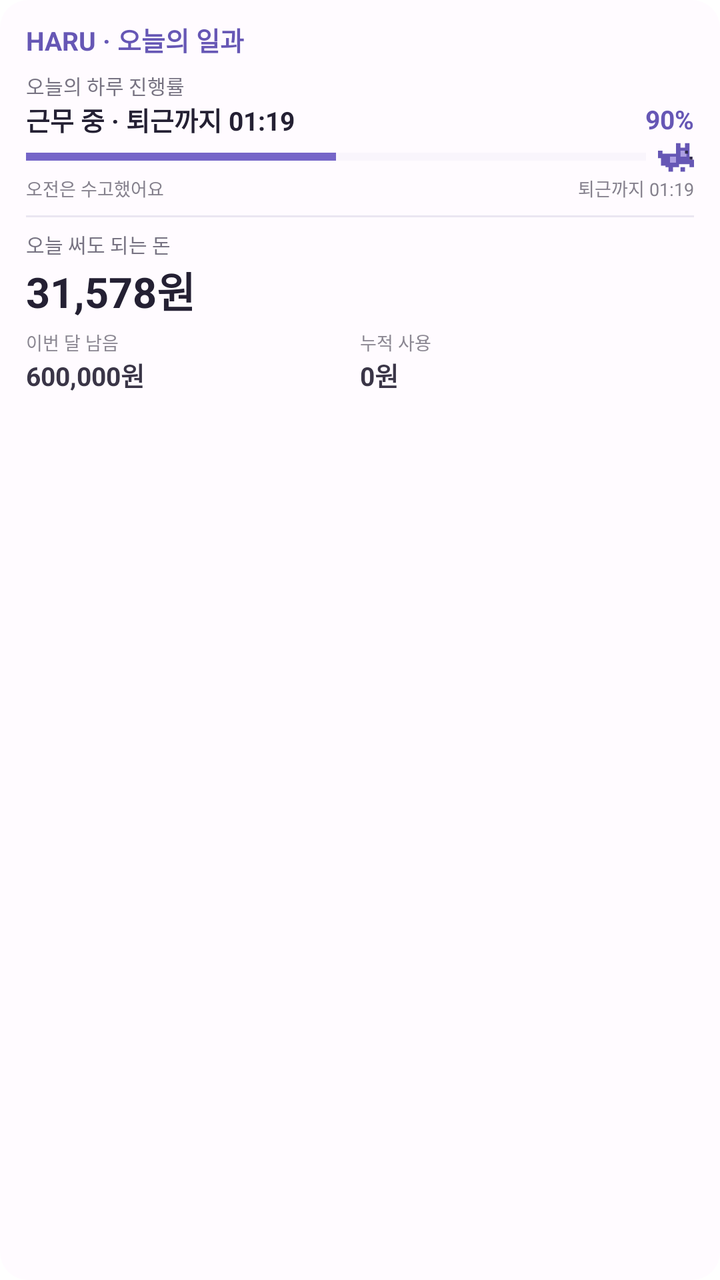
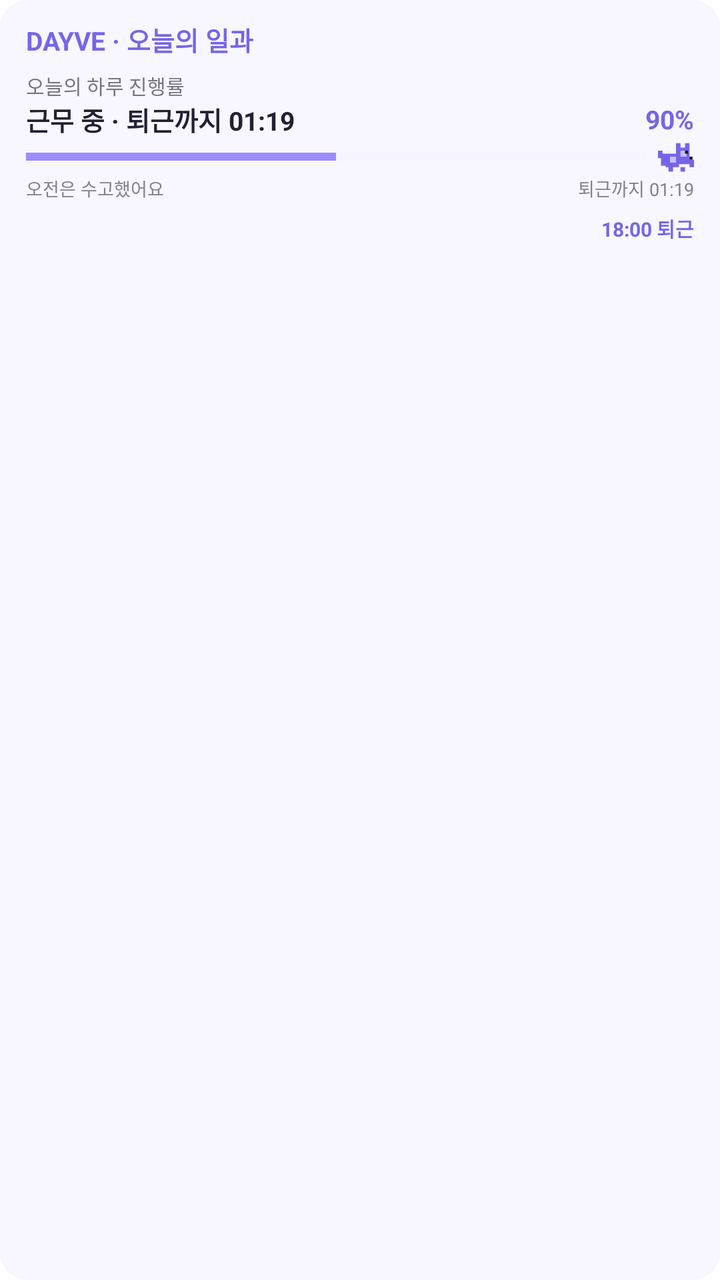

Compare the two renders of this Android layout. The source of the first and the diff that turns it into the second are given below.
<!-- AndroidManifest.xml: fallback theme Theme.MaterialComponents.DayNight.NoActionBar -->
<!-- res/layout/haru_notification_expanded.xml -->
<?xml version="1.0" encoding="utf-8"?>
<LinearLayout xmlns:android="http://schemas.android.com/apk/res/android"
    android:layout_width="match_parent"
    android:layout_height="wrap_content"
    android:background="@drawable/haru_notification_background"
    android:orientation="vertical"
    android:paddingStart="13dp"
    android:paddingTop="10dp"
    android:paddingEnd="13dp"
    android:paddingBottom="10dp">

    <TextView
        android:layout_width="match_parent"
        android:layout_height="wrap_content"
        android:text="HARU · 오늘의 일과"
        android:textColor="#6657B5"
        android:textSize="13sp"
        android:textStyle="bold" />

    <TextView
        android:layout_width="match_parent"
        android:layout_height="wrap_content"
        android:layout_marginTop="6dp"
        android:text="오늘의 하루 진행률"
        android:textColor="#777382"
        android:textSize="10sp" />

    <LinearLayout
        android:layout_width="match_parent"
        android:layout_height="wrap_content"
        android:gravity="center_vertical"
        android:orientation="horizontal">

        <TextView
            android:id="@+id/notification_expanded_state"
            android:layout_width="0dp"
            android:layout_height="wrap_content"
            android:layout_weight="1"
            android:ellipsize="end"
            android:maxLines="1"
            android:text="근무 중 · 퇴근까지 01:19"
            android:textColor="#242033"
            android:textSize="13sp"
            android:textStyle="bold" />

        <TextView
            android:id="@+id/notification_expanded_percent"
            android:layout_width="wrap_content"
            android:layout_height="wrap_content"
            android:text="90%"
            android:textColor="#6657B5"
            android:textSize="13sp"
            android:textStyle="bold" />
    </LinearLayout>

    <LinearLayout
        android:layout_width="match_parent"
        android:layout_height="18dp"
        android:gravity="center_vertical"
        android:orientation="horizontal">

        <ProgressBar
            android:id="@+id/notification_expanded_progress"
            style="?android:attr/progressBarStyleHorizontal"
            android:layout_width="0dp"
            android:layout_height="6dp"
            android:layout_weight="1"
            android:indeterminate="false"
            android:max="100"
            android:progress="50"
            android:progressBackgroundTint="#E8E3F4"
            android:progressTint="#7565C8" />

        <ImageView
            android:layout_width="18dp"
            android:layout_height="18dp"
            android:layout_marginStart="6dp"
            android:contentDescription="진행 위치"
            android:src="@drawable/haru_pixel_cat" />
    </LinearLayout>

    <LinearLayout
        android:layout_width="match_parent"
        android:layout_height="wrap_content"
        android:orientation="horizontal">

        <TextView
            android:id="@+id/notification_expanded_leading"
            android:layout_width="0dp"
            android:layout_height="wrap_content"
            android:layout_weight="1"
            android:ellipsize="end"
            android:maxLines="1"
            android:text="오전은 수고했어요"
            android:textColor="#85818D"
            android:textSize="9sp" />

        <TextView
            android:id="@+id/notification_expanded_trailing"
            android:layout_width="wrap_content"
            android:layout_height="wrap_content"
            android:ellipsize="end"
            android:maxLines="1"
            android:text="퇴근까지 01:19"
            android:textColor="#85818D"
            android:textSize="9sp" />
    </LinearLayout>

    <LinearLayout
        android:id="@+id/notification_money_section"
        android:layout_width="match_parent"
        android:layout_height="wrap_content"
        android:layout_marginTop="7dp"
        android:orientation="vertical">

        <TextView
            android:layout_width="match_parent"
            android:layout_height="1dp"
            android:background="#EAE6F1" />

        <TextView
            android:layout_width="match_parent"
            android:layout_height="wrap_content"
            android:layout_marginTop="6dp"
            android:text="오늘 써도 되는 돈"
            android:textColor="#777382"
            android:textSize="10sp" />

        <TextView
            android:id="@+id/notification_today_spendable"
            android:layout_width="match_parent"
            android:layout_height="wrap_content"
            android:text="31,578원"
            android:textColor="#242033"
            android:textSize="21sp"
            android:textStyle="bold" />

        <LinearLayout
            android:layout_width="match_parent"
            android:layout_height="wrap_content"
            android:layout_marginTop="4dp"
            android:orientation="horizontal">

            <LinearLayout
                android:layout_width="0dp"
                android:layout_height="wrap_content"
                android:layout_weight="1"
                android:orientation="vertical">

                <TextView
                    android:layout_width="wrap_content"
                    android:layout_height="wrap_content"
                    android:text="이번 달 남음"
                    android:textColor="#8B8792"
                    android:textSize="9sp" />

                <TextView
                    android:id="@+id/notification_monthly_remaining"
                    android:layout_width="wrap_content"
                    android:layout_height="wrap_content"
                    android:text="600,000원"
                    android:textColor="#3A3547"
                    android:textSize="13sp"
                    android:textStyle="bold" />
            </LinearLayout>

            <LinearLayout
                android:layout_width="0dp"
                android:layout_height="wrap_content"
                android:layout_weight="1"
                android:orientation="vertical">

                <TextView
                    android:layout_width="wrap_content"
                    android:layout_height="wrap_content"
                    android:text="누적 사용"
                    android:textColor="#8B8792"
                    android:textSize="9sp" />

                <TextView
                    android:id="@+id/notification_monthly_spent"
                    android:layout_width="wrap_content"
                    android:layout_height="wrap_content"
                    android:text="0원"
                    android:textColor="#3A3547"
                    android:textSize="13sp"
                    android:textStyle="bold" />
            </LinearLayout>
        </LinearLayout>
    </LinearLayout>
</LinearLayout>
<!-- resources referenced by this layout -->
<resources>
  <!-- drawable haru_notification_background (drawable) -->
  <?xml version="1.0" encoding="utf-8"?>
  <shape xmlns:android="http://schemas.android.com/apk/res/android"
      android:shape="rectangle">
      <solid android:color="#FFFBFF" />
      <corners android:radius="14dp" />
  </shape>
  <!-- drawable haru_pixel_cat (drawable) -->
  <?xml version="1.0" encoding="utf-8"?>
  <vector xmlns:android="http://schemas.android.com/apk/res/android"
      android:width="20dp"
      android:height="20dp"
      android:viewportWidth="24"
      android:viewportHeight="24">
      <path
          android:fillColor="#6657B5"
          android:pathData="M2,10h3v8H2z M0,8h3v5H0z M5,10h9v9H5z M12,6h9v11H12z M12,3h3v5H12z M18,3h3v5H18z M21,14h3v5H21z M7,19h3v3H7z M15,19h3v3H15z" />
      <path
          android:fillColor="#AD9FE2"
          android:pathData="M8,12h4v4H8z M15,8h4v4H15z" />
      <path
          android:fillColor="#302A4C"
          android:pathData="M18,8h2v2H18z M21,12h2v2H21z" />
  </vector>
</resources>

<!-- the commit's change to res/layout/haru_notification_expanded.xml (unified diff, before → after) -->
@@ -12,8 +12,8 @@
     <TextView
         android:layout_width="match_parent"
         android:layout_height="wrap_content"
-        android:text="HARU · 오늘의 일과"
-        android:textColor="#6657B5"
+        android:text="DAYVE · 오늘의 일과"
+        android:textColor="#7566E8"
         android:textSize="13sp"
         android:textStyle="bold" />
 
@@ -48,7 +48,7 @@
             android:layout_width="wrap_content"
             android:layout_height="wrap_content"
             android:text="90%"
-            android:textColor="#6657B5"
+            android:textColor="#7566E8"
             android:textSize="13sp"
             android:textStyle="bold" />
     </LinearLayout>
@@ -68,8 +68,8 @@
             android:indeterminate="false"
             android:max="100"
             android:progress="50"
-            android:progressBackgroundTint="#E8E3F4"
-            android:progressTint="#7565C8" />
+            android:progressBackgroundTint="#EAE6FA"
+            android:progressTint="#9C8CFF" />
 
         <ImageView
             android:layout_width="18dp"
@@ -106,86 +106,14 @@
             android:textSize="9sp" />
     </LinearLayout>
 
-    <LinearLayout
-        android:id="@+id/notification_money_section"
+    <TextView
+        android:id="@+id/notification_expanded_end"
         android:layout_width="match_parent"
         android:layout_height="wrap_content"
-        android:layout_marginTop="7dp"
-        android:orientation="vertical">
-
-        <TextView
-            android:layout_width="match_parent"
-            android:layout_height="1dp"
-            android:background="#EAE6F1" />
-
-        <TextView
-            android:layout_width="match_parent"
-            android:layout_height="wrap_content"
-            android:layout_marginTop="6dp"
-            android:text="오늘 써도 되는 돈"
-            android:textColor="#777382"
-            android:textSize="10sp" />
-
-        <TextView
-            android:id="@+id/notification_today_spendable"
-            android:layout_width="match_parent"
-            android:layout_height="wrap_content"
-            android:text="31,578원"
-            android:textColor="#242033"
-            android:textSize="21sp"
-            android:textStyle="bold" />
-
-        <LinearLayout
-            android:layout_width="match_parent"
-            android:layout_height="wrap_content"
-            android:layout_marginTop="4dp"
-            android:orientation="horizontal">
-
-            <LinearLayout
-                android:layout_width="0dp"
-                android:layout_height="wrap_content"
-                android:layout_weight="1"
-                android:orientation="vertical">
-
-                <TextView
-                    android:layout_width="wrap_content"
-                    android:layout_height="wrap_content"
-                    android:text="이번 달 남음"
-                    android:textColor="#8B8792"
-                    android:textSize="9sp" />
-
-                <TextView
-                    android:id="@+id/notification_monthly_remaining"
-                    android:layout_width="wrap_content"
-                    android:layout_height="wrap_content"
-                    android:text="600,000원"
-                    android:textColor="#3A3547"
-                    android:textSize="13sp"
-                    android:textStyle="bold" />
-            </LinearLayout>
-
-            <LinearLayout
-                android:layout_width="0dp"
-                android:layout_height="wrap_content"
-                android:layout_weight="1"
-                android:orientation="vertical">
-
-                <TextView
-                    android:layout_width="wrap_content"
-                    android:layout_height="wrap_content"
-                    android:text="누적 사용"
-                    android:textColor="#8B8792"
-                    android:textSize="9sp" />
-
-                <TextView
-                    android:id="@+id/notification_monthly_spent"
-                    android:layout_width="wrap_content"
-                    android:layout_height="wrap_content"
-                    android:text="0원"
-                    android:textColor="#3A3547"
-                    android:textSize="13sp"
-                    android:textStyle="bold" />
-            </LinearLayout>
-        </LinearLayout>
-    </LinearLayout>
+        android:layout_marginTop="6dp"
+        android:gravity="end"
+        android:text="18:00 퇴근"
+        android:textColor="#7566E8"
+        android:textSize="10sp"
+        android:textStyle="bold" />
 </LinearLayout>
<!-- resource entries referenced after the edit -->
@@ -4,7 +4,7 @@
   <?xml version="1.0" encoding="utf-8"?>
   <shape xmlns:android="http://schemas.android.com/apk/res/android"
       android:shape="rectangle">
-      <solid android:color="#FFFBFF" />
+      <solid android:color="#F8F6FF" />
       <corners android:radius="14dp" />
   </shape>
   <!-- drawable haru_pixel_cat (drawable) -->
@@ -15,13 +15,13 @@
       android:viewportWidth="24"
       android:viewportHeight="24">
       <path
-          android:fillColor="#6657B5"
+          android:fillColor="#7566E8"
           android:pathData="M2,10h3v8H2z M0,8h3v5H0z M5,10h9v9H5z M12,6h9v11H12z M12,3h3v5H12z M18,3h3v5H18z M21,14h3v5H21z M7,19h3v3H7z M15,19h3v3H15z" />
       <path
-          android:fillColor="#AD9FE2"
+          android:fillColor="#C8BEFF"
           android:pathData="M8,12h4v4H8z M15,8h4v4H15z" />
       <path
-          android:fillColor="#302A4C"
+          android:fillColor="#181721"
           android:pathData="M18,8h2v2H18z M21,12h2v2H21z" />
   </vector>
 </resources>
